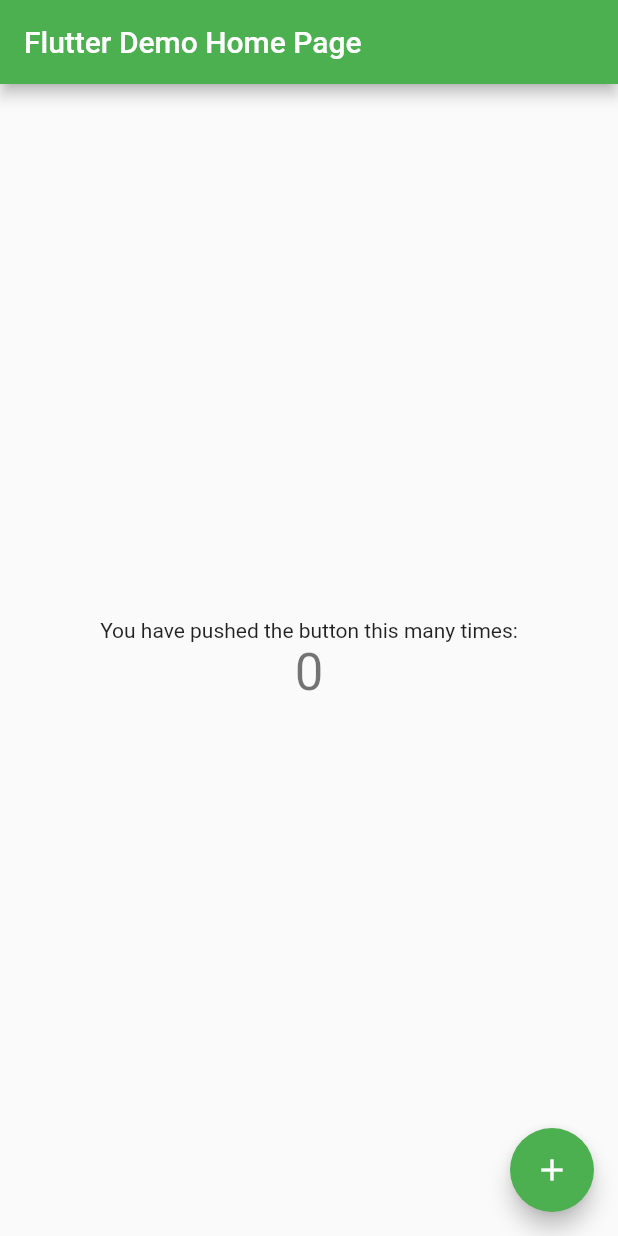
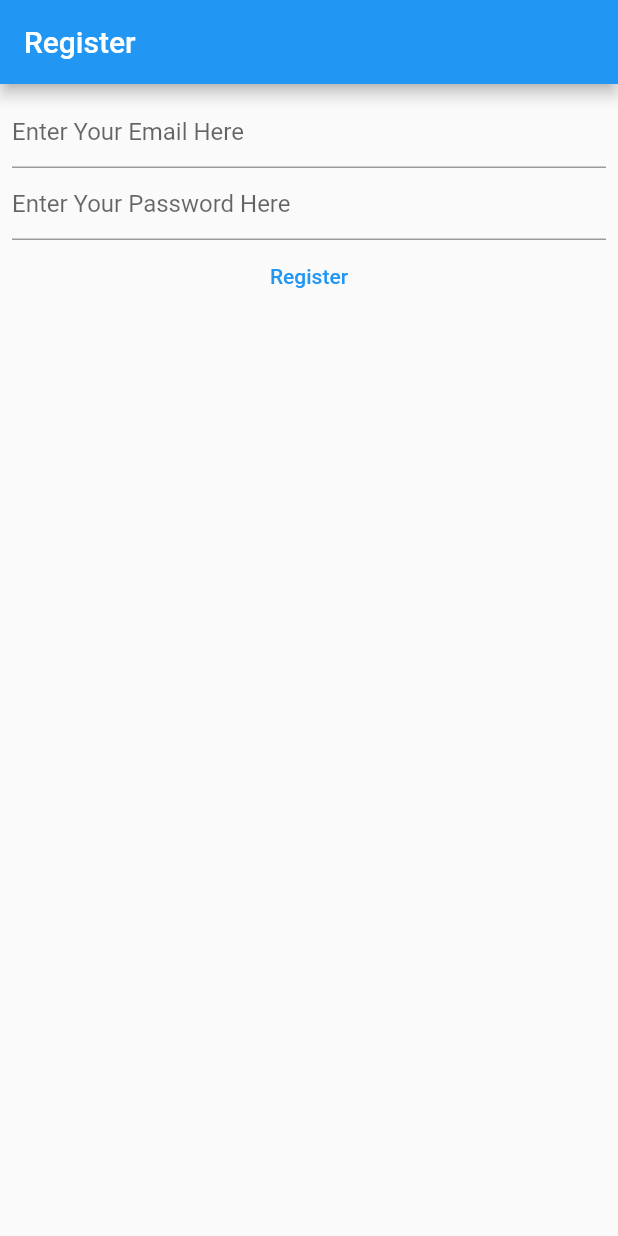
Before and after one commit to Toba-dean/NoteFlutterApp, a Flutter app: the screen it shows after launch, on a phone screen of 412 x 824 dp. Run offline on Flutter 3.47's test engine with Material 2 defaults, Android fonts, the phone set to English and light mode, and no system bars; our stand-ins replace firebase_auth, firebase_core; accounts and stored records are empty.

Commit message:
added firebase to the projrct and created the register page using firebase auth

```diff
--- a/lib/main.dart
+++ b/lib/main.dart
@@ -1,115 +1,112 @@
+import 'package:firebase_core/firebase_core.dart';
 import 'package:flutter/material.dart';
+import 'package:firebase_auth/firebase_auth.dart';
+import 'firebase_options.dart';
 
 void main() {
-  runApp(const MyApp());
+  WidgetsFlutterBinding.ensureInitialized();
+
+  runApp(
+      MaterialApp(
+        title: 'Flutter Demo',
+        theme: ThemeData(
+          primarySwatch: Colors.blue,
+        ),
+        home: const HomePage(),
+      )
+  );
 }
 
-class MyApp extends StatelessWidget {
-  const MyApp({Key? key}) : super(key: key);
 
-  // This widget is the root of your application.
+class HomePage extends StatefulWidget {
+  const HomePage({Key? key}) : super(key: key);
+
   @override
-  Widget build(BuildContext context) {
-    return MaterialApp(
-      title: 'Flutter Demo',
-      theme: ThemeData(
-        // This is the theme of your application.
-        //
-        // Try running your application with "flutter run". You'll see the
-        // application has a blue toolbar. Then, without quitting the app, try
-        // changing the primarySwatch below to Colors.green and then invoke
-        // "hot reload" (press "r" in the console where you ran "flutter run",
-        // or simply save your changes to "hot reload" in a Flutter IDE).
-        // Notice that the counter didn't reset back to zero; the application
-        // is not restarted.
-        primarySwatch: Colors.green,
-      ),
-      home: const MyHomePage(title: 'Flutter Demo Home Page'),
-    );
-  }
+  State<HomePage> createState() => _HomePageState();
 }
 
-class MyHomePage extends StatefulWidget {
-  const MyHomePage({Key? key, required this.title}) : super(key: key);
+class _HomePageState extends State<HomePage> {
 
-  // This widget is the home page of your application. It is stateful, meaning
-  // that it has a State object (defined below) that contains fields that affect
-  // how it looks.
-
-  // This class is the configuration for the state. It holds the values (in this
-  // case the title) provided by the parent (in this case the App widget) and
-  // used by the build method of the State. Fields in a Widget subclass are
-  // always marked "final".
-
-  final String title;
+  late final TextEditingController _email;
+  late final TextEditingController _password;
 
   @override
-  State<MyHomePage> createState() => _MyHomePageState();
-}
+  void initState() {
+    _email = TextEditingController();
+    _password = TextEditingController();
+    super.initState();
+  }
 
-class _MyHomePageState extends State<MyHomePage> {
-  int _counter = 0;
-
-  void _incrementCounter() {
-    setState(() {
-      // This call to setState tells the Flutter framework that something has
-      // changed in this State, which causes it to rerun the build method below
-      // so that the display can reflect the updated values. If we changed
-      // _counter without calling setState(), then the build method would not be
-      // called again, and so nothing would appear to happen.
-      _counter++;
-    });
+  @override
+  void dispose() {
+   _email.dispose();
+   _password.dispose();
+    super.dispose();
   }
 
   @override
   Widget build(BuildContext context) {
-    // This method is rerun every time setState is called, for instance as done
-    // by the _incrementCounter method above.
-    //
-    // The Flutter framework has been optimized to make rerunning build methods
-    // fast, so that you can just rebuild anything that needs updating rather
-    // than having to individually change instances of widgets.
     return Scaffold(
       appBar: AppBar(
-        // Here we take the value from the MyHomePage object that was created by
-        // the App.build method, and use it to set our appbar title.
-        title: Text(widget.title),
+        title: const Text("Register"),
       ),
-      body: Center(
-        // Center is a layout widget. It takes a single child and positions it
-        // in the middle of the parent.
-        child: Column(
-          // Column is also a layout widget. It takes a list of children and
-          // arranges them vertically. By default, it sizes itself to fit its
-          // children horizontally, and tries to be as tall as its parent.
-          //
-          // Invoke "debug painting" (press "p" in the console, choose the
-          // "Toggle Debug Paint" action from the Flutter Inspector in Android
-          // Studio, or the "Toggle Debug Paint" command in Visual Studio Code)
-          // to see the wireframe for each widget.
-          //
-          // Column has various properties to control how it sizes itself and
-          // how it positions its children. Here we use mainAxisAlignment to
-          // center the children vertically; the main axis here is the vertical
-          // axis because Columns are vertical (the cross axis would be
-          // horizontal).
-          mainAxisAlignment: MainAxisAlignment.center,
-          children: <Widget>[
-            const Text(
-              'You have pushed the button this many times:',
-            ),
-            Text(
-              '$_counter',
-              style: Theme.of(context).textTheme.headline4,
-            ),
-          ],
+      body: FutureBuilder(
+        future:  Firebase.initializeApp(
+          options: DefaultFirebaseOptions.currentPlatform
         ),
+        builder: (context, snapshot) {
+          switch(snapshot.connectionState) {
+            case ConnectionState.done:
+              return Padding(
+                padding: const EdgeInsets.all(8.0),
+                child: Column(
+                  children: [
+                    TextField(
+                      controller: _email,
+                      decoration: const InputDecoration(
+                          hintText: 'Enter Your Email Here'
+                      ),
+                      enableSuggestions: false,
+                      autocorrect: false,
+                      keyboardType: TextInputType.emailAddress,
+                    ),
+                    TextField(
+                      controller: _password,
+                      decoration: const InputDecoration(
+                          hintText: 'Enter Your Password Here'
+                      ),
+                      obscureText: true,
+                      enableSuggestions: false,
+                      autocorrect: false,
+                    ),
+                    TextButton(
+                        onPressed: () async {
+                          final email = _email.text;
+                          final password = _password.text;
+
+                          final userCredential = await FirebaseAuth.instance.createUserWithEmailAndPassword(
+                              email: email,
+                              password: password
+                          );
+
+                          print(userCredential);
+                        },
+                        child: const Text("Register")
+                    ),
+                  ],
+                ),
+              );
+            default:
+              return const Text(
+                  'Loading...',
+                style: TextStyle(
+                  fontWeight: FontWeight.bold,
+                  fontSize: 30
+                ),
+              );
+          }
+        },
       ),
-      floatingActionButton: FloatingActionButton(
-        onPressed: _incrementCounter,
-        tooltip: 'Increment',
-        child: const Icon(Icons.add),
-      ), // This trailing comma makes auto-formatting nicer for build methods.
     );
   }
 }
```
Also changed, not shown: lib/firebase_options.dart (added), 3 other files.
